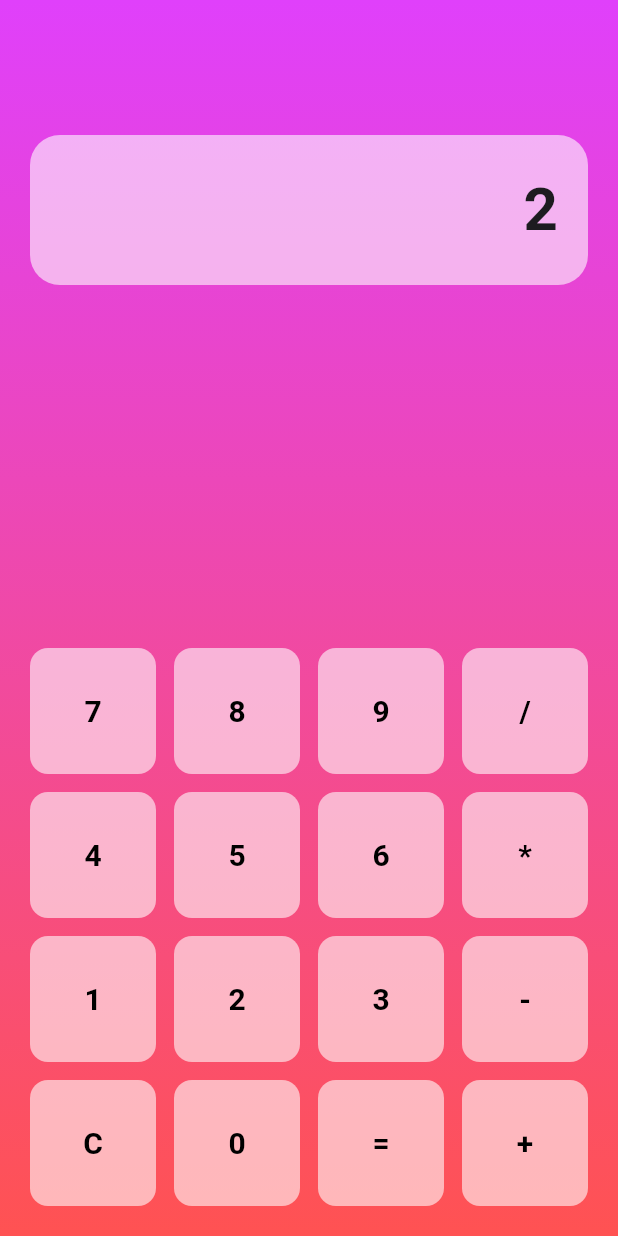
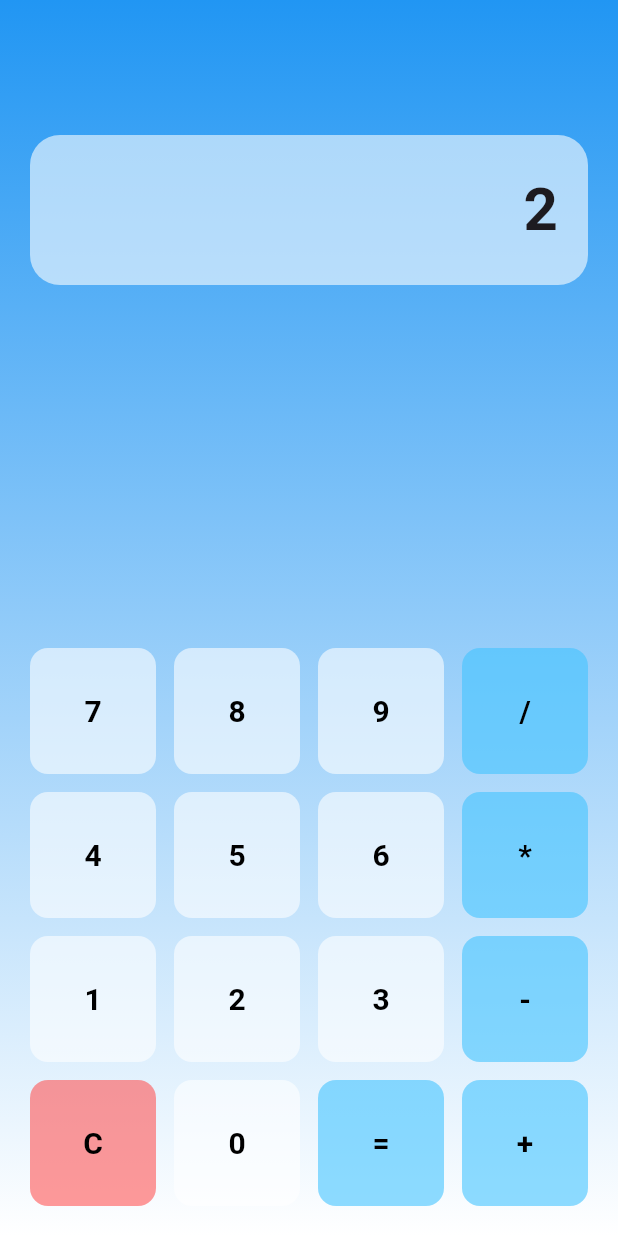
Before and after one commit to heyahammad/flutter, a Flutter app: the screen it shows after launch, on a phone screen of 412 x 824 dp. Run offline on Flutter 3.47's test engine with Material 3 defaults, Android fonts, the phone set to English and light mode, and no system bars; our stand-ins replace google_fonts, material_symbols_icons, math_expressions.

Commit message:
ui update cal

```diff
--- a/calculator/lib/main.dart
+++ b/calculator/lib/main.dart
@@ -51,7 +51,7 @@
         body: Container(
           decoration: const BoxDecoration(
             gradient: LinearGradient(
-              colors: [Colors.purpleAccent, Colors.redAccent],
+              colors: [Colors.blue, Colors.white],
               begin: Alignment.topCenter,
               end: Alignment.bottomCenter,
             ),
@@ -125,11 +125,21 @@
   }
 
   Widget button(String label) {
+    // Determine background color based on label
+    Color bgColor;
+    if (label.toLowerCase() == 'c') {
+      bgColor = const Color.fromARGB(150, 255, 82, 82);
+    } else if ('=/*+-'.contains(label)) {
+      bgColor = const Color.fromARGB(150, 64, 195, 255);
+    } else {
+      bgColor = const Color.fromARGB(150, 255, 255, 255);
+    }
+
     return FilledButton(
       onPressed: () => output(label),
       style: FilledButton.styleFrom(
         padding: const EdgeInsets.all(20),
-        backgroundColor: Color.fromARGB(150, 255, 255, 255),
+        backgroundColor: bgColor,
         foregroundColor: Colors.black,
         textStyle: const TextStyle(fontSize: 20, fontWeight: FontWeight.bold),
         shape: RoundedRectangleBorder(borderRadius: BorderRadius.circular(12)),
```
